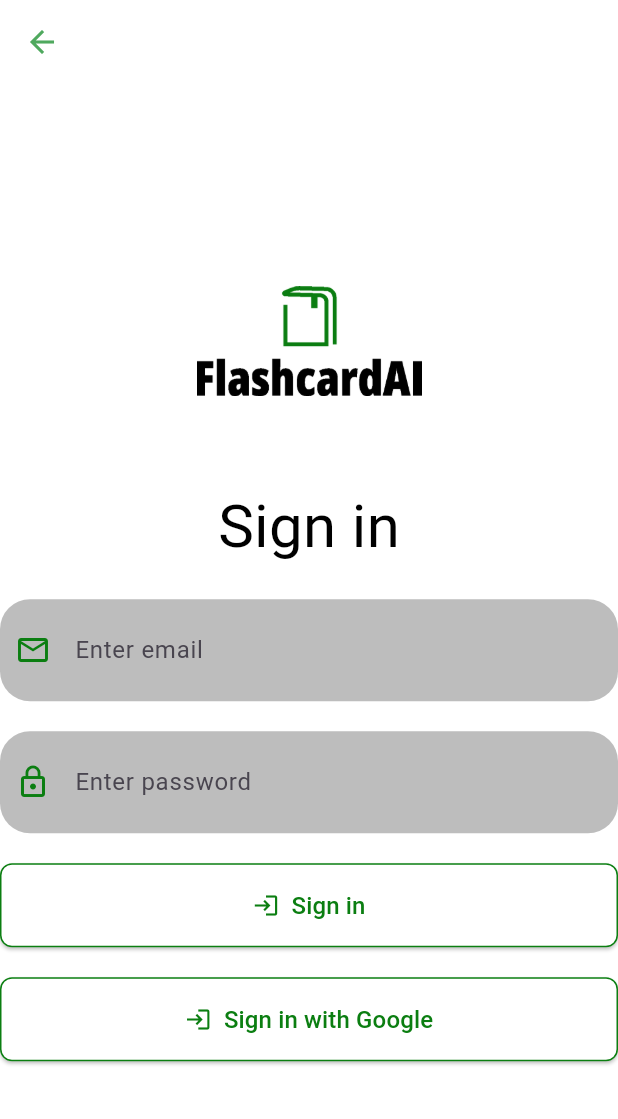
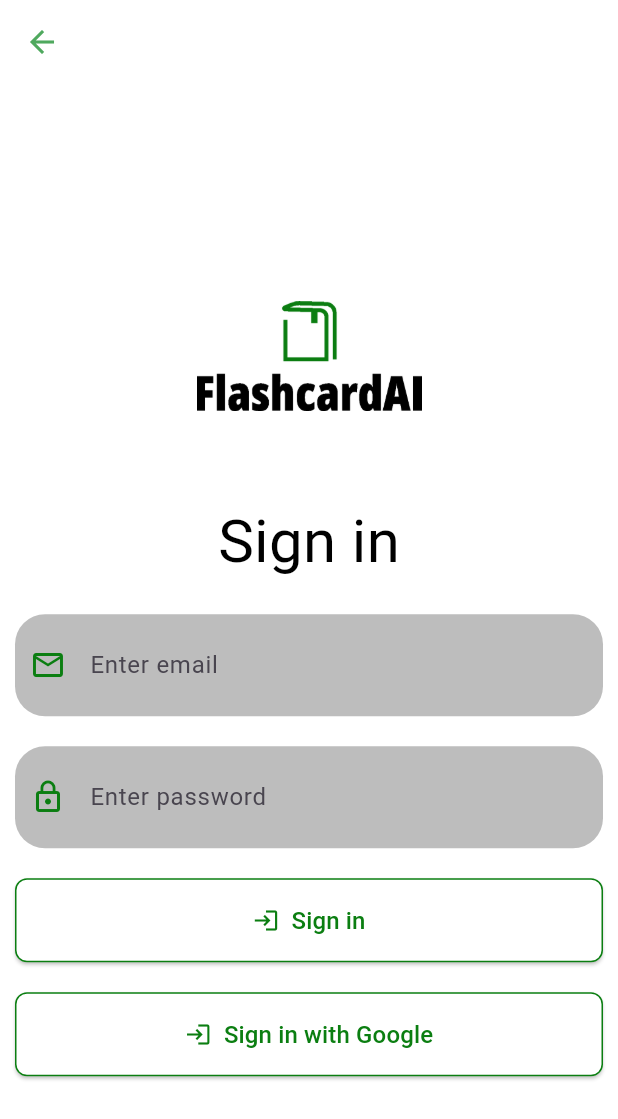
Before and after one commit to LeciLorenc/Flashcard, a Flutter app: the SignInScreen screen opened directly, on a phone screen of 412 x 824 dp. Shown: the top 1119 px of the screen. Run offline on Flutter 3.47's test engine with Material 3 defaults, Android fonts, the phone set to English and light mode, and no system bars; our stand-ins replace cloud_firestore, firebase_auth, firebase_core, flutter_bloc, flutter_markdown, google_sign_in and 3 more; missing offline and left inert: country_flags; accounts and stored records are empty; Roboto replaces fonts that are missing (OpenSans, Pacifico).

Commit message:
final push

```diff
--- a/lib/authentication/sign_in/sign_in_screen.dart
+++ b/lib/authentication/sign_in/sign_in_screen.dart
@@ -35,6 +35,8 @@ class SignInScreen extends StatelessWidget {
                     bottom: MediaQuery.of(context).viewInsets.bottom,
                   ),
                   child: Center(
+                    child: Padding(
+                      padding: const EdgeInsets.all(10.0), // Add padding around the screen
                       child: ConstrainedBox(
                         constraints: BoxConstraints(
                           minHeight: constraints.maxHeight,
@@ -60,6 +62,7 @@ class SignInScreen extends StatelessWidget {
                                 ),
                                 const SizedBox(height: 20),
                               ],
+                              if (constraints.maxWidth < 600) ...[
                                 if (state is EmailOrPasswordErrorState)
                                   Padding(
                                     padding: const EdgeInsets.all(8.0),
@@ -124,8 +127,65 @@ class SignInScreen extends StatelessWidget {
                                     icon: Icons.login, // Add icon here
                                   ),
                                 ),
+                              ] else ...[
+                                Row(
+                                  children: [
+                                    Expanded(
+                                      child: Column(
+                                        children: [
+                                          TextInput.email(
+                                            textEditingController: email,
+                                            errorText: state is EmailOrPasswordErrorState
+                                                ? S.of(context).emailOrPasswordError
+                                                : null,
+                                          ),
+                                          const SizedBox(height: spaceBetweenWidgets),
+                                          TextInput.password(
+                                            textEditingController: password,
+                                            errorText: state is EmailOrPasswordErrorState
+                                                ? S.of(context).emailOrPasswordError
+                                                : null,
+                                          ),
+                                        ],
+                                      ),
+                                    ),
+                                    const SizedBox(width: 20),
+                                    Expanded(
+                                      child: Column(
+                                        children: [
+                                          SizedBox(
+                                            width: double.infinity,
+                                            child: CustomButton(
+                                              key: const Key('sign_in_button'),
+                                              onPressed: () => signInBloc.add(
+                                                EmailPasswordSignInEvent(
+                                                  email: email.text,
+                                                  password: password.text,
+                                                ),
+                                              ),
+                                              text: S.of(context).signIn,
+                                              icon: Icons.login, // Add icon here
+                                            ),
+                                          ),
+                                          const SizedBox(height: spaceBetweenWidgets),
+                                          SizedBox(
+                                            width: double.infinity,
+                                            child: CustomButton(
+                                              key: const Key('google_sign_in_button'),
+                                              onPressed: () => signInBloc.add(GoogleSignInEvent()),
+                                              text: S.of(context).signInWithGoogle,
+                                              icon: Icons.login, // Add icon here
+                                            ),
+                                          ),
+                                        ],
+                                      ),
+                                    ),
+                                  ],
+                                ),
+                              ],
                               const SizedBox(height: 20),
                             ],
+                          ),
                         ),
                       ),
                     ),
--- a/lib/authentication/sign_up/sign_up_screen.dart
+++ b/lib/authentication/sign_up/sign_up_screen.dart
@@ -34,6 +34,8 @@ class SignUpScreen extends StatelessWidget {
                     bottom: MediaQuery.of(context).viewInsets.bottom,
                   ),
                   child: Center(
+                    child: Padding(
+                      padding: const EdgeInsets.all(10.0), // Add padding around the screen
                       child: ConstrainedBox(
                         constraints: BoxConstraints(
                           minHeight: constraints.maxHeight,
@@ -131,6 +133,7 @@ class SignUpScreen extends StatelessWidget {
                         ),
                       ),
                     ),
+                  ),
                 );
               },
             );
```
Lines whose indentation alone changed are shown as unchanged.
